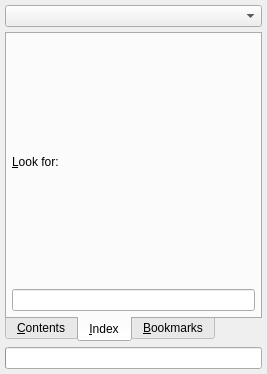
This is v2/branches/dev/plugins/child/QtAssistant/src/ui/QtAssistantDock.ui in testmana2/mks as Qt 5 draws it before an edit. The edited form follows.
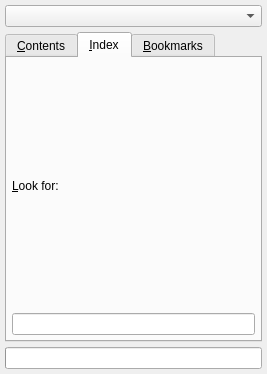
This is the edited form. Icons and pictures are not drawn. Custom widgets are drawn as their Qt base class.

Commit message: The main assistant widget is no longer shown at startup for Qt Assistant plugin. Changed the default tab position to top in the Qt Assistant dock.

Patch:
```diff
--- a/v2/branches/dev/plugins/child/QtAssistant/src/ui/QtAssistantDock.ui
+++ b/v2/branches/dev/plugins/child/QtAssistant/src/ui/QtAssistantDock.ui
@@ -30,7 +30,7 @@
     <item>
      <widget class="QTabWidget" name="twPages" >
       <property name="tabPosition" >
-       <enum>QTabWidget::South</enum>
+       <enum>QTabWidget::North</enum>
       </property>
       <property name="currentIndex" >
        <number>1</number>
```
The commit also changes 1 other file.
